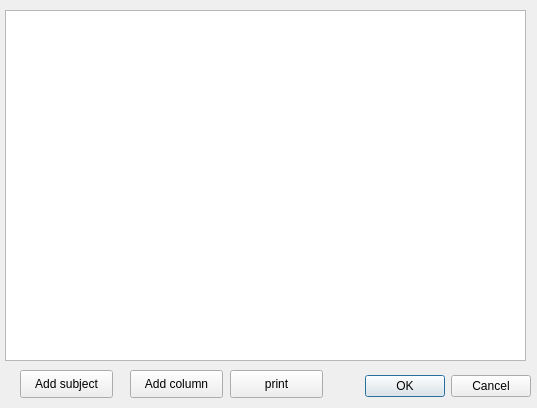
The window that gui/designer_subject_table.ui (EricvanSchaik/DesignProject) describes before a commit, drawn with Qt 5.
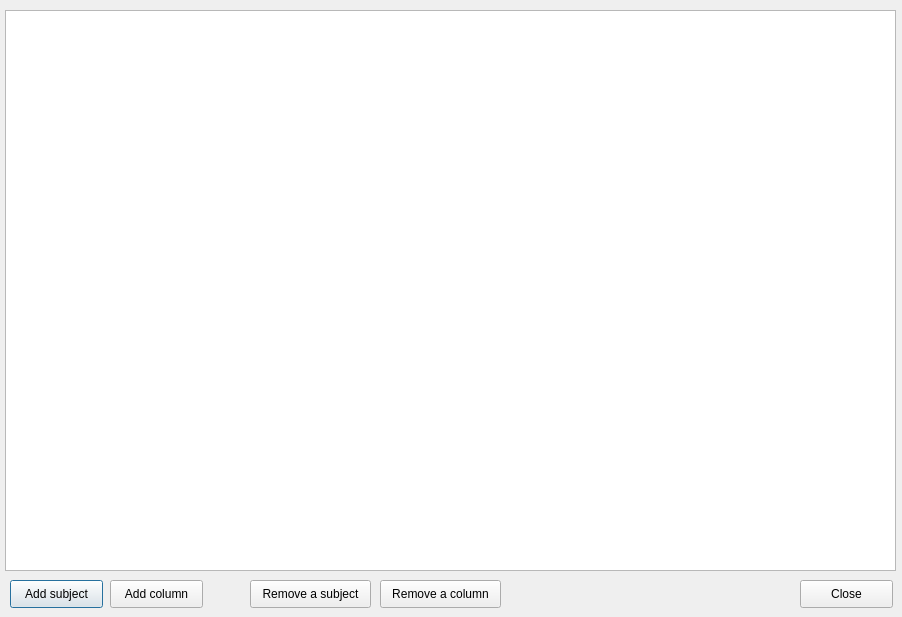
The same window after the commit.

Commit message: working version of gui/subject_dialog

Patch:
```diff
--- a/gui/designer_subject_table.ui
+++ b/gui/designer_subject_table.ui
@@ -6,36 +6,20 @@
    <rect>
     <x>0</x>
     <y>0</y>
-    <width>537</width>
-    <height>408</height>
+    <width>902</width>
+    <height>617</height>
    </rect>
   </property>
   <property name="windowTitle">
    <string>Subject table</string>
   </property>
-  <widget class="QDialogButtonBox" name="buttonBox">
-   <property name="geometry">
-    <rect>
-     <x>330</x>
-     <y>370</y>
-     <width>201</width>
-     <height>32</height>
-    </rect>
-   </property>
-   <property name="orientation">
-    <enum>Qt::Horizontal</enum>
-   </property>
-   <property name="standardButtons">
-    <set>QDialogButtonBox::Cancel|QDialogButtonBox::Ok</set>
-   </property>
-  </widget>
   <widget class="QTableWidget" name="tableWidget">
    <property name="geometry">
     <rect>
      <x>5</x>
      <y>10</y>
-     <width>521</width>
-     <height>351</height>
+     <width>891</width>
+     <height>561</height>
     </rect>
    </property>
    <attribute name="verticalHeaderVisible">
@@ -45,8 +29,8 @@
   <widget class="QPushButton" name="rowButton">
    <property name="geometry">
     <rect>
-     <x>20</x>
-     <y>370</y>
+     <x>10</x>
+     <y>580</y>
      <width>93</width>
      <height>28</height>
     </rect>
@@ -58,8 +42,8 @@
   <widget class="QPushButton" name="colButton">
    <property name="geometry">
     <rect>
-     <x>130</x>
-     <y>370</y>
+     <x>110</x>
+     <y>580</y>
      <width>93</width>
      <height>28</height>
     </rect>
@@ -71,14 +55,40 @@
   <widget class="QPushButton" name="print">
    <property name="geometry">
     <rect>
-     <x>230</x>
-     <y>370</y>
+     <x>800</x>
+     <y>580</y>
      <width>93</width>
      <height>28</height>
     </rect>
    </property>
    <property name="text">
-    <string>print</string>
+    <string>Close</string>
+   </property>
+  </widget>
+  <widget class="QPushButton" name="delSubjectButton">
+   <property name="geometry">
+    <rect>
+     <x>250</x>
+     <y>580</y>
+     <width>121</width>
+     <height>28</height>
+    </rect>
+   </property>
+   <property name="text">
+    <string>Remove a subject</string>
+   </property>
+  </widget>
+  <widget class="QPushButton" name="delColumnButton">
+   <property name="geometry">
+    <rect>
+     <x>380</x>
+     <y>580</y>
+     <width>121</width>
+     <height>28</height>
+    </rect>
+   </property>
+   <property name="text">
+    <string>Remove a column</string>
    </property>
   </widget>
  </widget>
```
Left out of the diff: 37 changed lines with no effect on the pictures. The commit also changes 5 other files.
